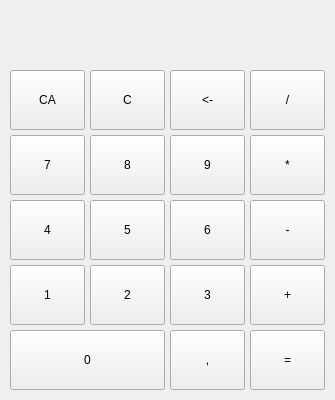
Old version of the form calculator.ui in the repository zoiska/qtCalculator.
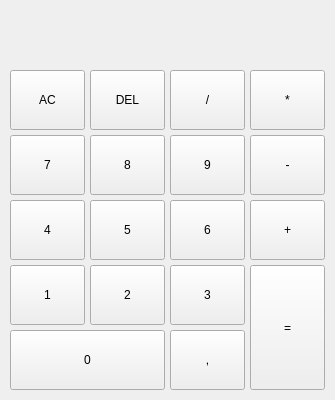
New version of the form.

```diff
--- a/calculator.ui
+++ b/calculator.ui
@@ -107,7 +107,7 @@
    <property name="geometry">
     <rect>
      <x>250</x>
-     <y>135</y>
+     <y>70</y>
      <width>75</width>
      <height>60</height>
     </rect>
@@ -159,7 +159,7 @@
    <property name="geometry">
     <rect>
      <x>250</x>
-     <y>200</y>
+     <y>135</y>
      <width>75</width>
      <height>60</height>
     </rect>
@@ -211,7 +211,7 @@
    <property name="geometry">
     <rect>
      <x>250</x>
-     <y>265</y>
+     <y>200</y>
      <width>75</width>
      <height>60</height>
     </rect>
@@ -250,9 +250,9 @@
    <property name="geometry">
     <rect>
      <x>250</x>
-     <y>330</y>
+     <y>265</y>
      <width>75</width>
-     <height>60</height>
+     <height>125</height>
     </rect>
    </property>
    <property name="text">
@@ -269,7 +269,7 @@
     </rect>
    </property>
    <property name="text">
-    <string>C</string>
+    <string>DEL</string>
    </property>
   </widget>
   <widget class="QPushButton" name="clear_all">
@@ -282,13 +282,13 @@
     </rect>
    </property>
    <property name="text">
-    <string>CA</string>
+    <string>AC</string>
    </property>
   </widget>
   <widget class="QPushButton" name="divide">
    <property name="geometry">
     <rect>
-     <x>250</x>
+     <x>170</x>
      <y>70</y>
      <width>75</width>
      <height>60</height>
@@ -298,19 +298,6 @@
     <string>/</string>
    </property>
   </widget>
-  <widget class="QPushButton" name="backspace">
-   <property name="geometry">
-    <rect>
-     <x>170</x>
-     <y>70</y>
-     <width>75</width>
-     <height>60</height>
-    </rect>
-   </property>
-   <property name="text">
-    <string>&lt;-</string>
-   </property>
-  </widget>
  </widget>
  <resources/>
  <connections/>
```
Left out of the diff: 7 changed lines with no effect on the pictures.
